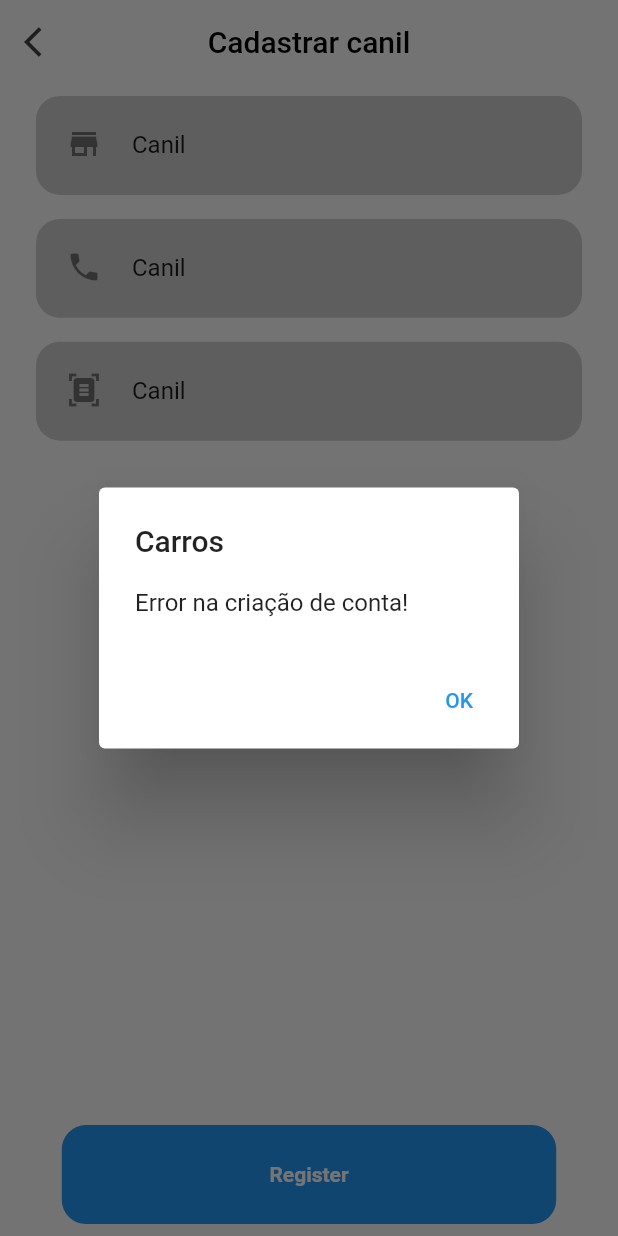
After one commit to cl0v/pedigree_seller, a Flutter app: the CreateCanilScreen screen opened by its route, after a tap on "Register", on a phone screen of 412 x 824 dp. The commit adds this screen. Run offline on Flutter 3.47's test engine with Material 2 defaults, Android fonts, the phone set to English and light mode, and no system bars; our stand-ins replace cloud_firestore, date_time_picker, firebase_auth, firebase_core, image_picker, shared_preferences; accounts and stored records are empty.

Commit message:
Página de canil refatorado

```diff
--- a/lib/app/components/custom_drawer_widget.dart
+++ b/lib/app/components/custom_drawer_widget.dart
@@ -1,7 +1,7 @@
 import 'package:flutter/cupertino.dart';
 import 'package:flutter/material.dart';
 import 'package:pedigree_seller/app/models/user_model.dart';
-import 'package:pedigree_seller/app/pages/canil/model/canil_model.dart';
+import 'package:pedigree_seller/app/pages/canil/canil_model.dart';
 import 'package:pedigree_seller/app/routes/routes.dart';
 import 'package:pedigree_seller/app/utils/nav.dart';
 
--- a/lib/app/pages/canil/canil_api.dart
+++ b/lib/app/pages/canil/canil_api.dart
@@ -1,38 +1,37 @@
 import 'package:pedigree_seller/app/models/user_model.dart';
-import 'package:pedigree_seller/app/pages/canil/model/canil_model.dart';
+import 'package:pedigree_seller/app/pages/canil/canil_model.dart';
 import 'package:pedigree_seller/app/repositories/firestore_repository.dart';
 
 class CanilApi {
   static FirestoreRepository _repository = FirestoreRepository();
 
   static Future<CanilModel?> get() async {
-    var user = (await UserModel.get())!;
-    var canil = await CanilModel.get(); //Se nao tiver cadastrado no Shared
-    if (canil == null) {
-      var a = await _repository.get(
+    try {
+      var canil = await CanilModel.get();
+      if (canil != null) return canil;
+      var user = (await UserModel.get())!;
+      var response = await _repository.get(
         'canil',
         user.id!,
-        whereField: 'donoID'
-      ); //Se nao tiver cadastrado no Servidor
-
-      if (a != null)
-        return CanilModel.fromMap(a)..save();
-      else
-        return null;
-    } else {
-      return canil;
+        whereField: 'donoID',
+      );
+      if (response != null) return CanilModel.fromMap(response)..save();
+      return null;
+    } catch (e) {
+      return null;
     }
   }
 
-  static register(CanilModel canil) async {
-    UserModel user = (await UserModel.get())!;
-    canil.donoID = user.id!;
+  static register(titulo, contato, cnpj) async {
     try {
+      UserModel user = (await UserModel.get())!;
+      CanilModel canil = CanilModel(
+          titulo: titulo, contato: contato, cnpj: cnpj, donoID: user.id!);
       await _repository.put('canil', canil.toMap());
-      return canil..save();
-    } catch (e, ex) {
-      print(e);
-      throw ex;
+      canil.save();
+      return true;
+    } catch (e) {
+      return false;
     }
   }
 }
--- /dev/null
+++ b/lib/app/pages/canil/canil_bloc.dart
@@ -0,0 +1,20 @@
+import 'package:pedigree_seller/app/pages/canil/canil_api.dart';
+import 'package:pedigree_seller/app/pages/canil/canil_model.dart';
+import 'package:pedigree_seller/app/utils/simple_bloc.dart';
+
+class CanilBloc {
+  var canil = SimpleBloc<CanilModel?>();
+  var canilCreate = SimpleBloc<bool>();
+
+  fetchCanil() async {
+    canil.add(await CanilApi.get());
+  }
+
+  Future<bool> create(titulo, contato, cnpj) async {
+    canilCreate.add(true);
+    var response = await CanilApi.register(titulo, contato, cnpj);
+    canilCreate.add(false);
+    return response;
+  }
+
+}
--- /dev/null
+++ b/lib/app/pages/canil/create_canil_screen.dart
@@ -0,0 +1,160 @@
+import 'package:flutter/material.dart';
+import 'package:pedigree_seller/app/components/custom_button_widget.dart';
+import 'package:pedigree_seller/app/components/form_error_text.dart';
+import 'package:pedigree_seller/app/components/text_input_field_widget.dart';
+import 'package:pedigree_seller/app/pages/canil/canil_bloc.dart';
+import 'package:pedigree_seller/app/utils/alert.dart';
+import 'package:pedigree_seller/app/utils/nav.dart';
+import 'package:pedigree_seller/app/utils/scaffold_common_components.dart';
+import 'package:pedigree_seller/app/utils/screen_size.dart';
+
+class CreateCanilScreen extends StatefulWidget {
+  @override
+  _CreateCanilScreenState createState() => _CreateCanilScreenState();
+}
+
+class _CreateCanilScreenState extends State<CreateCanilScreen> {
+  final _tNome = TextEditingController(text: 'Canil');
+  final _tContato = TextEditingController(text: 'Canil');
+  final _tCnpj = TextEditingController(text: 'Canil');
+
+  final _bloc = CanilBloc();
+
+  bool _showError = false;
+
+  @override
+  void dispose() {
+    super.dispose();
+    _bloc.canilCreate.dispose();
+  }
+
+  _onCreatePressed() async {
+    if (!(_validateNome() == null &&
+        _validateContato() == null &&
+        _validateCnpj() == null)) {
+      setState(() {
+        _showError = true;
+      });
+      return;
+    }
+    setState(() {
+      _showError = false;
+    });
+
+    String nome = _tNome.text;
+    String contato = _tContato.text;
+    String cnpj = _tCnpj.text;
+
+    var response = await _bloc.create(nome, contato, cnpj);
+
+    if (response)
+      pop(context);
+    else
+      alert(context, 'Error na criação de conta!');
+  }
+
+  String? _validateNome() {
+    //TODO: Implement
+    var text = _tNome.text;
+    if (text.isEmpty) {
+      return "Digite o nome";
+    }
+    return null;
+  }
+
+  String? _validateContato() {
+    //TODO: Implement
+    var text = _tContato.text;
+    if (text.isEmpty) {
+      return "Digite o telefone";
+    }
+    return null;
+  }
+
+  String? _validateCnpj() {
+    //TODO: Implement
+    var text = _tCnpj.text;
+    if (text.isEmpty) {
+      return "Digite o cnpj";
+    }
+    return null;
+  }
+
+  @override
+  Widget build(BuildContext context) {
+    Size size = getSize(context);
+
+    var appBar = ScaffoldCommonComponents.customAppBar(
+      'Cadastrar canil',
+      () {
+        pop(context);
+      },
+    );
+
+    var bottomButton = BottomAppBar(
+      color: Colors.transparent,
+      elevation: 0,
+      child: Padding(
+        padding: EdgeInsets.fromLTRB(
+          size.width * 0.1,
+          0,
+          size.width * 0.1,
+          8,
+        ),
+        child: StreamBuilder(
+          stream: _bloc.canilCreate.stream,
+          builder: (BuildContext context, AsyncSnapshot<dynamic> snapshot) {
+            return CustomButtonWidget(
+              'Register',
+              onPressed: _onCreatePressed,
+              showProgress: snapshot.data ?? false,
+            );
+          },
+        ),
+      ),
+    );
+
+    var body = Padding(
+      padding: const EdgeInsets.symmetric(horizontal: 24.0),
+      child: ListView(
+        children: [
+          TextInputFieldWidget(
+            icon: Icons.store,
+            hint: 'Titulo',
+            inputAction: TextInputAction.next,
+            controller: _tNome,
+          ),
+          _validateNome() != null && _showError
+              ? FormErrorText(_validateNome()!)
+              : Container(),
+          TextInputFieldWidget(
+            icon: Icons.phone,
+            hint: 'Contato',
+            inputAction: TextInputAction.next,
+            inputType: TextInputType.phone,
+            controller: _tContato,
+          ),
+          _validateContato() != null && _showError
+              ? FormErrorText(_validateContato()!)
+              : Container(),
+          TextInputFieldWidget(
+            icon: Icons.document_scanner,
+            hint: 'CNPJ',
+            inputAction: TextInputAction.next,
+            inputType: TextInputType.number,
+            controller: _tCnpj,
+          ),
+          _validateCnpj() != null && _showError
+              ? FormErrorText(_validateCnpj()!)
+              : Container(),
+        ],
+      ),
+    );
+
+    return Scaffold(
+      appBar: appBar,
+      bottomNavigationBar: bottomButton,
+      body: body,
+    );
+  }
+}
--- a/lib/app/pages/reprodutores/cadastrar_reprodutores/cadastrar_reprodutores_screen.dart
+++ b/lib/app/pages/reprodutores/cadastrar_reprodutores/cadastrar_reprodutores_screen.dart
@@ -1,7 +1,7 @@
 import 'package:flutter/material.dart';
 import 'package:pedigree_seller/app/components/image_picker_tile_widget.dart';
 import 'package:pedigree_seller/app/components/category_screen.dart';
-import 'package:pedigree_seller/app/pages/canil/model/canil_model.dart';
+import 'package:pedigree_seller/app/pages/canil/canil_model.dart';
 import 'package:pedigree_seller/app/pages/reprodutores/reprodutores_api.dart';
 import 'package:pedigree_seller/app/pages/reprodutores/reprodutores_model.dart';
 import 'package:pedigree_seller/app/utils/nav.dart';
--- a/lib/app/pages/reprodutores/reprodutores_api.dart
+++ b/lib/app/pages/reprodutores/reprodutores_api.dart
@@ -1,6 +1,6 @@
 //Se voce chegou até aqui é certeza que ja possui um user e um canil cadastrados
 
-import 'package:pedigree_seller/app/pages/canil/model/canil_model.dart';
+import 'package:pedigree_seller/app/pages/canil/canil_model.dart';
 import 'package:pedigree_seller/app/pages/reprodutores/reprodutores_model.dart';
 import 'package:pedigree_seller/app/repositories/firestore_repository.dart';
 
--- a/lib/app/routes/routes.dart
+++ b/lib/app/routes/routes.dart
@@ -2,9 +2,8 @@ import 'package:flutter/material.dart';
 import 'package:pedigree_seller/app/pages/authentication/login/login_screen.dart';
 import 'package:pedigree_seller/app/pages/authentication/splash/splash_screen.dart';
 import 'package:pedigree_seller/app/pages/authentication/register/register_screen.dart';
-import 'package:pedigree_seller/app/pages/canil/canil_register/canil_register_screen.dart';
 import 'package:pedigree_seller/app/pages/canil/canil_screen.dart';
-import 'package:pedigree_seller/app/pages/home/home_screen.dart';
+import 'package:pedigree_seller/app/pages/canil/create_canil_screen.dart';
 import 'package:pedigree_seller/app/pages/ninhada/ninhada_screen.dart';
 import 'package:pedigree_seller/app/pages/reprodutores/cadastrar_reprodutores/cadastrar_reprodutores_screen.dart';
 import 'package:pedigree_seller/app/pages/reprodutores/reprodutores_screen.dart';
@@ -25,13 +24,14 @@ abstract class Routes {
 }
 
 final routes = <String, WidgetBuilder>{
-  Routes.Home: (context) => HomeScreen(),
+  //TODO: Troquei a home com canil pra facilitar
+  Routes.Home: (context) => CanilScreen(),
   Routes.Login: (context) => LoginScreen(),
   Routes.Register: (context) => RegisterScreen(),
   Routes.Ninhada: (context) => NinhadasScreen(),
   Routes.Reprodutores: (context) => ReprodutoresScreen(),
   Routes.CadastrarReprodutor: (context) => CadastrarReprodutoresScreen(),
-  Routes.CadastrarCanil: (context) => CanilRegisterScreen(),
+  Routes.CadastrarCanil: (context) => CreateCanilScreen(),
   Routes.Canil: (context) => CanilScreen(),
   Routes.Perfil: (context) => PerfilScreen(),
   Routes.Splash: (context) => SplashScreen(),
```
Also changed, not shown: lib/app/pages/authentication/register/register_api.dart (+5 -7 lines), lib/app/pages/authentication/register/register_screen.dart (+19 -11 lines), lib/app/pages/canil/canil_model.dart (renamed from lib/app/pages/canil/model/canil_model.dart, +7 -9 lines), lib/app/pages/canil/canil_register/canil_register_screen.dart (deleted, +0 -124 lines), lib/app/pages/canil/canil_screen.dart (+43 -37 lines), lib/app/pages/canil/viewmodel/canil_view_model.dart (deleted, +0 -9 lines).
